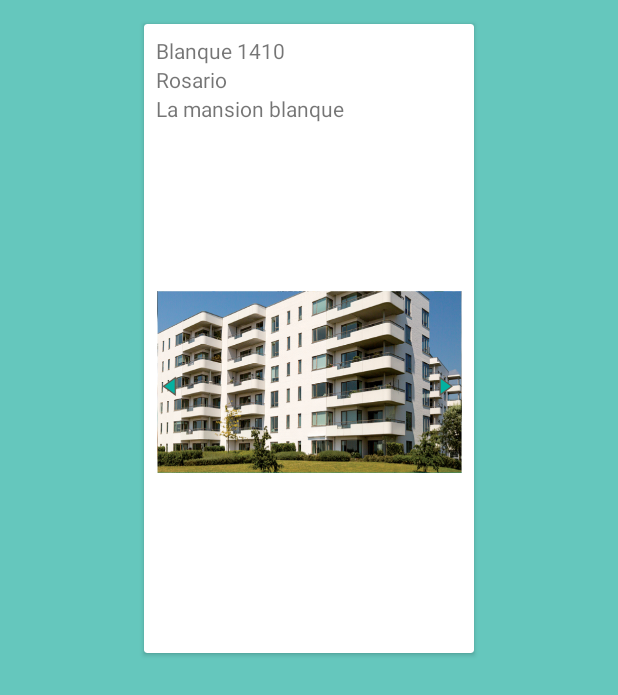
After one commit to javiercrer/MyApplication, an Android app: the DetallePropiedadActivity screen opened directly, with no data from a screen before it, on a phone screen of 412 x 824 dp. The commit adds this screen. Shown: the top 695 px of the screen. Run offline under Robolectric (Android 15) with nearby library versions, the phone set to English and light mode, and no system bars.

Commit message:
Detalle de una propiedad

```diff
--- a/app/src/main/AndroidManifest.xml
+++ b/app/src/main/AndroidManifest.xml
@@ -30,7 +30,8 @@
                 <category android:name="android.intent.category.LAUNCHER" />
             </intent-filter>
         </activity>
-        <activity android:name=".NosotrosActivity"></activity>
+        <activity android:name=".NosotrosActivity" />
+        <activity android:name=".DetallePropiedadActivity"></activity>
     </application>
 
 </manifest>
--- /dev/null
+++ b/app/src/main/java/com/example/javier/myapplication/DetallePropiedadActivity.java
@@ -0,0 +1,49 @@
+package com.example.javier.myapplication;
+
+import android.content.Intent;
+import android.support.v7.app.AppCompatActivity;
+import android.os.Bundle;
+import android.view.View;
+import android.widget.LinearLayout;
+import android.widget.TextView;
+
+import com.example.javier.myapplication.models.PropiedadDTO;
+
+public class DetallePropiedadActivity extends AppCompatActivity {
+
+    public static final String KEY_DIRECCION = "domicilio";
+    public static final String KEY_LOCALIDAD = "localidad";
+    public static final String KEY_DESCRIPCION = "descripcion";
+
+    PropiedadDTO propiedadDTO;
+
+    @Override
+    protected void onCreate(Bundle savedInstanceState) {
+        super.onCreate(savedInstanceState);
+        setContentView(R.layout.activity_propiedad);
+
+        propiedadDTO = new PropiedadDTO();
+        propiedadDTO.setDireccion("Blanque 1410");
+        propiedadDTO.setLocalidad("Rosario");
+        propiedadDTO.setDescripcion("La mansion blanque");
+
+        TextView direccion = (TextView) findViewById(R.id.itemDireccion);
+        direccion.setText(propiedadDTO.getDireccion());
+        TextView localidad = (TextView) findViewById(R.id.itemLocalidad);
+        localidad.setText(propiedadDTO.getLocalidad());
+        TextView descripcion = (TextView) findViewById(R.id.itemDescripcion);
+        descripcion.setText(propiedadDTO.getDescripcion());
+
+        LinearLayout linearLayout = (LinearLayout)findViewById(R.id.linearLayoutPropiedad);
+        linearLayout.setOnClickListener(new View.OnClickListener() {
+            @Override
+            public void onClick(View v) {
+            Intent skipIntent = new Intent(v.getContext(), SeleccionarProfesionalActivity.class);
+            skipIntent.putExtra(KEY_DIRECCION, propiedadDTO.getDireccion());
+            skipIntent.putExtra(KEY_LOCALIDAD, propiedadDTO.getLocalidad());
+            skipIntent.putExtra(KEY_DESCRIPCION, propiedadDTO.getDescripcion());
+            v.getContext().startActivity(skipIntent);
+            }
+        });
+    }
+}
--- a/app/src/main/java/com/example/javier/myapplication/InstitutoActivity.java
+++ b/app/src/main/java/com/example/javier/myapplication/InstitutoActivity.java
@@ -134,7 +134,7 @@ public class InstitutoActivity extends AppCompatActivity {
         //Activity q se lanza al hacer click en la notificacion
 
         //Habria que hacer una pantalla donde muestre el detalle de la nueva propiedad
-        Intent i = new Intent(this, SeleccionarProfesionalActivity.class);
+        Intent i = new Intent(this, DetallePropiedadActivity.class);
 
         PendingIntent resultPendingIntent =
                 PendingIntent.getActivity(
--- /dev/null
+++ b/app/src/main/res/layout/activity_propiedad.xml
@@ -0,0 +1,49 @@
+<?xml version="1.0" encoding="utf-8"?>
+<LinearLayout xmlns:android="http://schemas.android.com/apk/res/android"
+    xmlns:app="http://schemas.android.com/apk/res-auto"
+    xmlns:tools="http://schemas.android.com/tools"
+    android:layout_width="match_parent"
+    android:layout_height="match_parent"
+    android:background="@color/colorPrimary"
+    android:orientation="vertical"
+    tools:context=".DetallePropiedadActivity">
+
+    <android.support.v7.widget.CardView
+
+        android:layout_width="220dp"
+        android:layout_height="wrap_content"
+        android:layout_gravity="center"
+        android:layout_margin="16dp">
+        <LinearLayout
+            android:id="@+id/linearLayoutPropiedad"
+            android:layout_width="match_parent"
+            android:layout_height="wrap_content"
+            android:layout_gravity="center"
+            android:orientation="vertical"
+            android:padding="8dp">
+
+            <TextView
+                android:id="@+id/itemDireccion"
+                android:layout_width="match_parent"
+                android:layout_height="wrap_content" />
+
+            <TextView
+                android:id="@+id/itemLocalidad"
+                android:layout_width="match_parent"
+                android:layout_height="wrap_content" />
+
+            <TextView
+                android:id="@+id/itemDescripcion"
+                android:layout_width="match_parent"
+                android:layout_height="wrap_content" />
+
+            <ImageView
+                android:id="@+id/imageView5"
+                android:layout_width="match_parent"
+                android:layout_height="wrap_content"
+                app:srcCompat="@drawable/propiedad" />
+
+        </LinearLayout>
+    </android.support.v7.widget.CardView>
+
+</LinearLayout>
```
